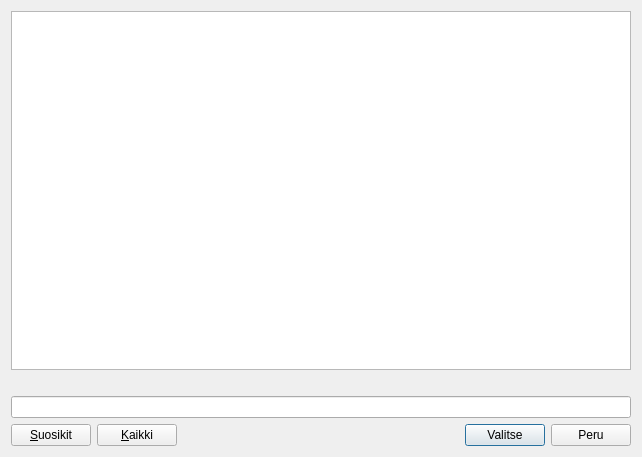
Qt form kitsas/db/tilinvalintadialogi.ui (artoh/kitupiikki) before a commit.
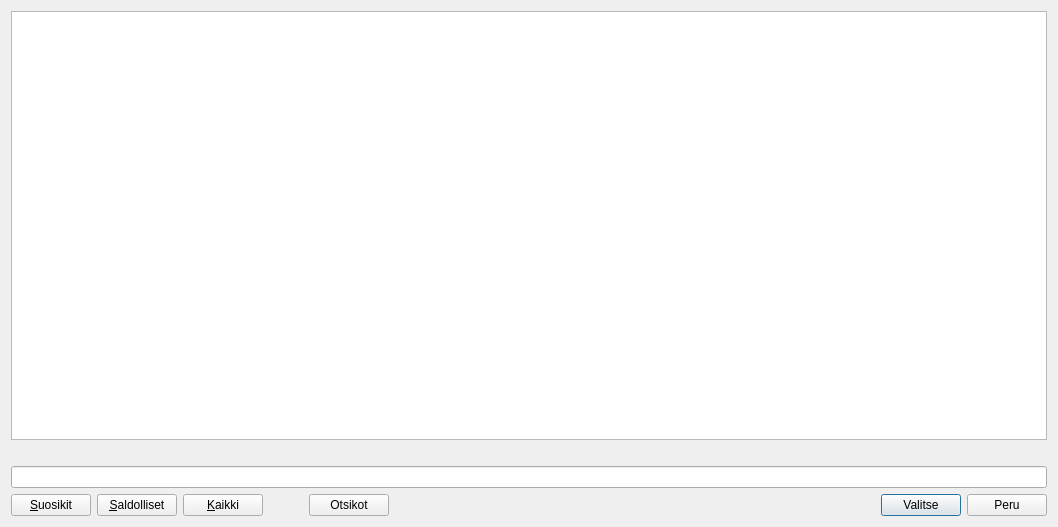
The same form after that commit. Icons and pictures are not drawn.

Patch:
```diff
--- a/kitsas/db/tilinvalintadialogi.ui
+++ b/kitsas/db/tilinvalintadialogi.ui
@@ -6,8 +6,8 @@
    <rect>
     <x>0</x>
     <y>0</y>
-    <width>642</width>
-    <height>457</height>
+    <width>1058</width>
+    <height>527</height>
    </rect>
   </property>
   <property name="windowTitle">
@@ -73,6 +73,20 @@
        </property>
       </widget>
      </item>
+     <item>
+      <widget class="QPushButton" name="saldoButton">
+       <property name="text">
+        <string>&amp;Saldolliset</string>
+       </property>
+       <property name="icon">
+        <iconset resource="../pic/pic.qrc">
+         <normaloff>:/pic/euromerkki.png</normaloff>:/pic/euromerkki.png</iconset>
+       </property>
+       <property name="checkable">
+        <bool>true</bool>
+       </property>
+      </widget>
+     </item>
      <item>
       <widget class="QPushButton" name="kaikkiNappi">
        <property name="text">
@@ -87,6 +101,36 @@
        </property>
       </widget>
      </item>
+     <item>
+      <spacer name="horizontalSpacer_2">
+       <property name="orientation">
+        <enum>Qt::Horizontal</enum>
+       </property>
+       <property name="sizeType">
+        <enum>QSizePolicy::Maximum</enum>
+       </property>
+       <property name="sizeHint" stdset="0">
+        <size>
+         <width>40</width>
+         <height>20</height>
+        </size>
+       </property>
+      </spacer>
+     </item>
+     <item>
+      <widget class="QPushButton" name="otsikotButton">
+       <property name="text">
+        <string>Otsikot</string>
+       </property>
+       <property name="icon">
+        <iconset resource="../pic/pic.qrc">
+         <normaloff>:/pic/123.png</normaloff>:/pic/123.png</iconset>
+       </property>
+       <property name="checkable">
+        <bool>true</bool>
+       </property>
+      </widget>
+     </item>
      <item>
       <spacer name="horizontalSpacer">
        <property name="orientation">
```
